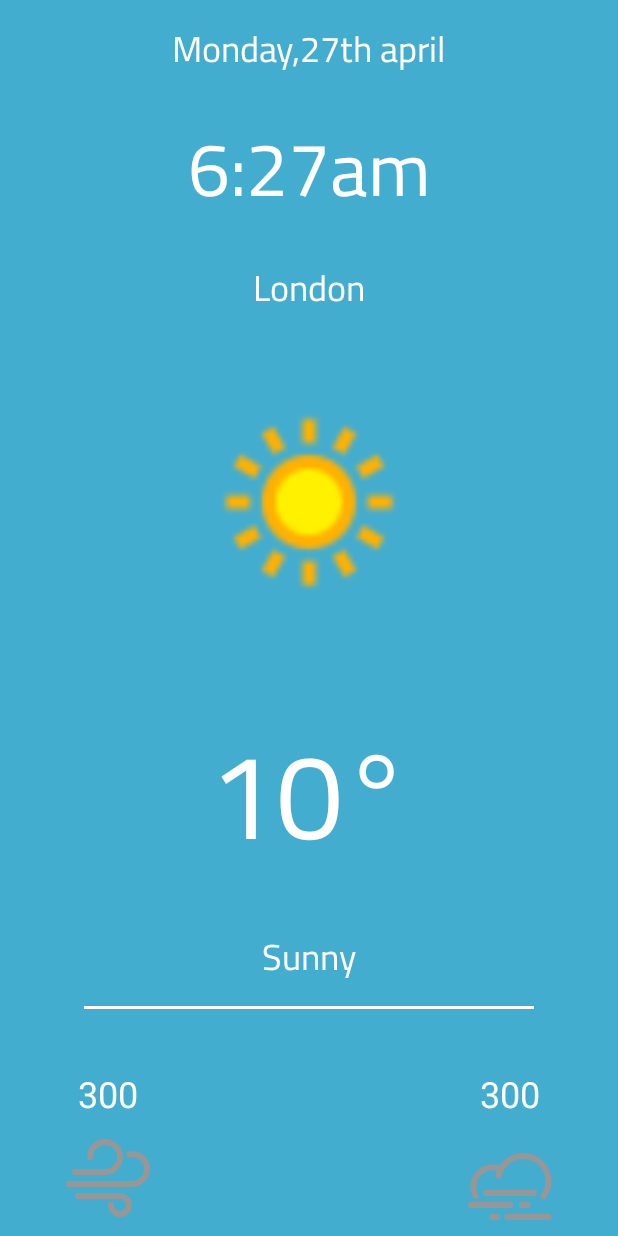
After one commit to chikhZE/Weather-app, an Android app: the Info screen opened directly, with no data from a screen before it, on a phone screen of 412 x 824 dp. The commit adds this screen. Run offline under Robolectric (Android 15) with nearby library versions, the phone set to English and light mode, and no system bars.

Commit message:
make the design

```diff
--- a/app/build.gradle.kts
+++ b/app/build.gradle.kts
@@ -6,7 +6,9 @@ plugins {
 android {
     namespace = "com.example.weathe"
     compileSdk = 35
-
+    buildFeatures {
+        viewBinding = true
+    }
     defaultConfig {
         applicationId = "com.example.weathe"
         minSdk = 30
@@ -42,6 +44,8 @@ dependencies {
     implementation(libs.material)
     implementation(libs.androidx.activity)
     implementation(libs.androidx.constraintlayout)
+    implementation("com.squareup.picasso:picasso:2.8")
+
     testImplementation(libs.junit)
     androidTestImplementation(libs.androidx.junit)
     androidTestImplementation(libs.androidx.espresso.core)
--- a/app/src/main/AndroidManifest.xml
+++ b/app/src/main/AndroidManifest.xml
@@ -13,6 +13,9 @@
         android:theme="@style/Theme.Weathe"
         tools:targetApi="31">
         <activity
+            android:name=".Info"
+            android:exported="false" />
+        <activity
             android:name=".MainActivity"
             android:exported="true">
             <intent-filter>
--- /dev/null
+++ b/app/src/main/java/com/example/weathe/Info.kt
@@ -0,0 +1,20 @@
+package com.example.weathe
+
+import android.os.Bundle
+import androidx.activity.enableEdgeToEdge
+import androidx.appcompat.app.AppCompatActivity
+import androidx.core.view.ViewCompat
+import androidx.core.view.WindowInsetsCompat
+
+class Info : AppCompatActivity() {
+    override fun onCreate(savedInstanceState: Bundle?) {
+        super.onCreate(savedInstanceState)
+        enableEdgeToEdge()
+        setContentView(R.layout.activity_info)
+        ViewCompat.setOnApplyWindowInsetsListener(findViewById(R.id.main)) { v, insets ->
+            val systemBars = insets.getInsets(WindowInsetsCompat.Type.systemBars())
+            v.setPadding(systemBars.left, systemBars.top, systemBars.right, systemBars.bottom)
+            insets
+        }
+    }
+}
--- a/app/src/main/java/com/example/weathe/MainActivity.kt
+++ b/app/src/main/java/com/example/weathe/MainActivity.kt
@@ -1,20 +1,23 @@
 package com.example.weathe
 
+import android.content.Intent
 import android.os.Bundle
 import androidx.activity.enableEdgeToEdge
 import androidx.appcompat.app.AppCompatActivity
 import androidx.core.view.ViewCompat
 import androidx.core.view.WindowInsetsCompat
+import com.example.weathe.databinding.ActivityMainBinding
 
 class MainActivity : AppCompatActivity() {
+    lateinit var binding : ActivityMainBinding
     override fun onCreate(savedInstanceState: Bundle?) {
         super.onCreate(savedInstanceState)
-        enableEdgeToEdge()
-        setContentView(R.layout.activity_main)
-        ViewCompat.setOnApplyWindowInsetsListener(findViewById(R.id.main)) { v, insets ->
-            val systemBars = insets.getInsets(WindowInsetsCompat.Type.systemBars())
-            v.setPadding(systemBars.left, systemBars.top, systemBars.right, systemBars.bottom)
-            insets
+        binding = ActivityMainBinding.inflate(layoutInflater)
+        val view = binding.root
+        setContentView(view)
+
+        binding.searchBtn.setOnClickListener {
+            startActivity(Intent(this,Info::class.java))
         }
     }
 }
--- /dev/null
+++ b/app/src/main/res/drawable/cloud.xml
@@ -0,0 +1,41 @@
+<vector xmlns:android="http://schemas.android.com/apk/res/android"
+    android:width="32dp"
+    android:height="32dp"
+    android:viewportWidth="32"
+    android:viewportHeight="32">
+  <path
+      android:pathData="M13.144,12.034C12.293,11.627 11.34,11.4 10.333,11.4C6.725,11.4 3.8,14.325 3.8,17.933C3.8,19.037 4.074,20.077 4.557,20.988"
+      android:strokeWidth="2"
+      android:fillColor="#00000000"
+      android:strokeColor="#979797"
+      android:fillType="evenOdd"
+      android:strokeLineCap="round"/>
+  <path
+      android:pathData="M27.128,21.107C28.183,19.703 28.808,17.958 28.808,16.067C28.808,11.427 25.047,7.667 20.408,7.667C16.385,7.667 13.022,10.495 12.2,14.271"
+      android:strokeWidth="2"
+      android:fillColor="#00000000"
+      android:strokeColor="#979797"
+      android:fillType="evenOdd"
+      android:strokeLineCap="round"/>
+  <path
+      android:pathData="M3,24L16.055,24M20,24L21.903,24"
+      android:strokeWidth="2"
+      android:fillColor="#00000000"
+      android:strokeColor="#979797"
+      android:fillType="evenOdd"
+      android:strokeLineCap="round"/>
+  <path
+      android:pathData="M8,20L24,20"
+      android:strokeWidth="2"
+      android:fillColor="#00000000"
+      android:strokeColor="#979797"
+      android:fillType="evenOdd"
+      android:strokeLineCap="round"/>
+  <path
+      android:pathData="M28.903,28L15.047,28M11.642,28L10,28"
+      android:strokeWidth="2"
+      android:fillColor="#00000000"
+      android:strokeColor="#979797"
+      android:fillType="evenOdd"
+      android:strokeLineCap="round"/>
+</vector>
--- /dev/null
+++ b/app/src/main/res/drawable/line.xml
@@ -0,0 +1,4 @@
+<?xml version="1.0" encoding="utf-8"?>
+<shape xmlns:android="http://schemas.android.com/apk/res/android">
+<solid android:color="#fff"></solid>
+</shape>
--- /dev/null
+++ b/app/src/main/res/drawable/wind.xml
@@ -0,0 +1,48 @@
+<vector xmlns:android="http://schemas.android.com/apk/res/android"
+    android:width="32dp"
+    android:height="32dp"
+    android:viewportWidth="32"
+    android:viewportHeight="32">
+  <path
+      android:pathData="M15,13C17.761,13 20,10.761 20,8C20,5.239 17.761,3 15,3C12.239,3 10,5.239 10,8"
+      android:strokeWidth="2"
+      android:fillColor="#00000000"
+      android:strokeColor="#979797"
+      android:fillType="evenOdd"
+      android:strokeLineCap="round"/>
+  <path
+      android:pathData="M5,13L15,13"
+      android:strokeWidth="2"
+      android:fillColor="#00000000"
+      android:strokeColor="#979797"
+      android:fillType="evenOdd"
+      android:strokeLineCap="round"/>
+  <path
+      android:pathData="M6,21L20,21"
+      android:strokeWidth="2"
+      android:fillColor="#00000000"
+      android:strokeColor="#979797"
+      android:fillType="evenOdd"
+      android:strokeLineCap="round"/>
+  <path
+      android:pathData="M17,24C17,25.657 18.343,27 20,27C21.657,27 23,25.657 23,24C23,22.343 21.657,21 20,21"
+      android:strokeWidth="2"
+      android:fillColor="#00000000"
+      android:strokeColor="#979797"
+      android:fillType="evenOdd"
+      android:strokeLineCap="round"/>
+  <path
+      android:pathData="M24,17C26.761,17 29,14.761 29,12C29,9.239 26.761,7 24,7C23.704,7 23.413,7.026 23.131,7.075"
+      android:strokeWidth="2"
+      android:fillColor="#00000000"
+      android:strokeColor="#979797"
+      android:fillType="evenOdd"
+      android:strokeLineCap="round"/>
+  <path
+      android:pathData="M3,17L24,17"
+      android:strokeWidth="2"
+      android:fillColor="#00000000"
+      android:strokeColor="#979797"
+      android:fillType="evenOdd"
+      android:strokeLineCap="round"/>
+</vector>
--- /dev/null
+++ b/app/src/main/res/layout/activity_info.xml
@@ -0,0 +1,156 @@
+<?xml version="1.0" encoding="utf-8"?>
+<androidx.constraintlayout.widget.ConstraintLayout xmlns:android="http://schemas.android.com/apk/res/android"
+    xmlns:app="http://schemas.android.com/apk/res-auto"
+    xmlns:tools="http://schemas.android.com/tools"
+    android:id="@+id/main"
+    android:layout_width="match_parent"
+    android:layout_height="match_parent"
+    android:background="@color/early"
+    android:padding="20dp"
+    tools:context=".MainActivity">
+
+    <LinearLayout
+        android:layout_width="match_parent"
+        android:layout_height="match_parent"
+        android:orientation="vertical"
+        app:layout_constraintBottom_toBottomOf="parent"
+        app:layout_constraintStart_toStartOf="parent"
+        app:layout_constraintTop_toTopOf="parent">
+
+        <androidx.constraintlayout.widget.ConstraintLayout
+            android:layout_width="match_parent"
+            android:layout_height="match_parent">
+
+            <TextView
+                android:id="@+id/textView2"
+                android:layout_width="wrap_content"
+                android:layout_height="wrap_content"
+                android:layout_marginTop="10dp"
+                android:fontFamily="@font/cairo"
+                android:text="Monday,27th april"
+                android:textColor="#fff"
+                android:textSize="24sp"
+                app:layout_constraintEnd_toEndOf="parent"
+                app:layout_constraintStart_toStartOf="parent"
+                app:layout_constraintTop_toTopOf="parent" />
+
+            <TextView
+                android:id="@+id/textView"
+                android:layout_width="wrap_content"
+                android:layout_height="wrap_content"
+                android:layout_marginTop="10dp"
+                android:fontFamily="@font/cairo"
+                android:text="6:27am"
+                android:textColor="#Fff"
+                android:textSize="50sp"
+                app:layout_constraintEnd_toEndOf="parent"
+                app:layout_constraintStart_toStartOf="parent"
+                app:layout_constraintTop_toBottomOf="@+id/textView2" />
+
+            <TextView
+                android:id="@+id/textView3"
+                android:layout_width="wrap_content"
+                android:layout_height="wrap_content"
+                android:layout_marginTop="10dp"
+                android:fontFamily="@font/cairo"
+                android:text="London"
+                android:textColor="#Fff"
+                android:textSize="24sp"
+                app:layout_constraintEnd_toEndOf="parent"
+                app:layout_constraintStart_toStartOf="parent"
+                app:layout_constraintTop_toBottomOf="@+id/textView" />
+
+            <ImageView
+                android:id="@+id/imageView"
+                android:layout_width="200dp"
+                android:layout_height="200dp"
+                android:layout_marginTop="20dp"
+                app:layout_constraintEnd_toEndOf="parent"
+                app:layout_constraintStart_toStartOf="parent"
+                app:layout_constraintTop_toBottomOf="@+id/textView3"
+                app:srcCompat="@drawable/test" />
+
+            <TextView
+                android:id="@+id/textView4"
+                android:layout_width="wrap_content"
+                android:layout_height="wrap_content"
+                android:layout_marginTop="20dp"
+                android:fontFamily="@font/cairo"
+                android:text="10°"
+                android:textColor="#Fff"
+                android:textSize="80sp"
+                app:layout_constraintEnd_toEndOf="parent"
+                app:layout_constraintStart_toStartOf="parent"
+                app:layout_constraintTop_toBottomOf="@+id/imageView" />
+
+            <TextView
+                android:id="@+id/textView5"
+                android:layout_width="wrap_content"
+                android:layout_height="wrap_content"
+                android:layout_marginTop="10dp"
+                android:fontFamily="@font/cairo"
+                android:text="Sunny"
+                android:textColor="#Fff"
+                android:textSize="24sp"
+                app:layout_constraintEnd_toEndOf="parent"
+                app:layout_constraintStart_toStartOf="parent"
+                app:layout_constraintTop_toBottomOf="@+id/textView4" />
+
+            <TextView
+                android:id="@+id/textView6"
+                android:layout_width="300dp"
+                android:layout_height="2dp"
+                android:layout_marginTop="10dp"
+                android:background="@drawable/line"
+                app:layout_constraintEnd_toEndOf="parent"
+                app:layout_constraintStart_toStartOf="parent"
+                app:layout_constraintTop_toBottomOf="@+id/textView5" />
+
+            <TextView
+                android:id="@+id/textView7"
+                android:layout_width="64dp"
+                android:layout_height="wrap_content"
+                android:layout_marginStart="40dp"
+                android:layout_marginTop="40dp"
+                android:gravity="center"
+                android:text="300"
+                android:textColor="#Fff"
+                android:textSize="24sp"
+                app:layout_constraintStart_toStartOf="parent"
+                app:layout_constraintTop_toBottomOf="@+id/textView6" />
+
+            <TextView
+                android:id="@+id/textView8"
+                android:layout_width="64dp"
+                android:layout_height="wrap_content"
+                android:layout_marginTop="40dp"
+                android:layout_marginEnd="40dp"
+                android:gravity="center"
+                android:text="300"
+                android:textColor="#Fff"
+                android:textSize="24sp"
+                app:layout_constraintEnd_toEndOf="parent"
+                app:layout_constraintTop_toBottomOf="@+id/textView6" />
+
+            <ImageView
+                android:id="@+id/imageView2"
+                android:layout_width="64dp"
+                android:layout_height="64dp"
+                android:layout_marginStart="40dp"
+                android:layout_marginTop="10dp"
+                app:layout_constraintStart_toStartOf="parent"
+                app:layout_constraintTop_toBottomOf="@+id/textView7"
+                app:srcCompat="@drawable/wind" />
+
+            <ImageView
+                android:id="@+id/imageView3"
+                android:layout_width="64dp"
+                android:layout_height="64dp"
+                android:layout_marginTop="10dp"
+                android:layout_marginEnd="40dp"
+                app:layout_constraintEnd_toEndOf="parent"
+                app:layout_constraintTop_toBottomOf="@+id/textView8"
+                app:srcCompat="@drawable/cloud" />
+        </androidx.constraintlayout.widget.ConstraintLayout>
+    </LinearLayout>
+</androidx.constraintlayout.widget.ConstraintLayout>
--- a/app/src/main/res/layout/activity_main.xml
+++ b/app/src/main/res/layout/activity_main.xml
@@ -5,15 +5,76 @@
     android:id="@+id/main"
     android:layout_width="match_parent"
     android:layout_height="match_parent"
-    tools:context=".MainActivity">
+    android:background="#Fff"
+    android:padding="20dp"
+    tools:context=".MainActivity" >
 
-    <TextView
-        android:layout_width="wrap_content"
-        android:layout_height="wrap_content"
-        android:text="Hello World!"
+    <androidx.constraintlayout.widget.ConstraintLayout
+        android:layout_width="match_parent"
+        android:layout_height="match_parent"
         app:layout_constraintBottom_toBottomOf="parent"
         app:layout_constraintEnd_toEndOf="parent"
         app:layout_constraintStart_toStartOf="parent"
-        app:layout_constraintTop_toTopOf="parent" />
+        app:layout_constraintTop_toTopOf="parent">
 
+        <androidx.cardview.widget.CardView
+            android:id="@+id/cardView"
+            android:layout_width="match_parent"
+            android:layout_height="wrap_content"
+            app:cardCornerRadius="6dp"
+            app:layout_constraintBottom_toBottomOf="parent"
+            app:layout_constraintStart_toStartOf="parent"
+            app:layout_constraintTop_toTopOf="parent">
+
+            <EditText
+                android:id="@+id/searchBar"
+                android:layout_width="match_parent"
+                android:layout_height="wrap_content"
+                android:background="#3D777777"
+                android:drawableStart="?android:attr/actionModeWebSearchDrawable"
+                android:drawablePadding="8dp"
+                android:hint="Search here"
+                android:inputType="text"
+                android:padding="10dp"
+                android:textColor="#000"
+                android:textSize="16sp" />
+
+
+        </androidx.cardview.widget.CardView>
+
+        <TextView
+            android:id="@+id/textView9"
+            android:layout_width="wrap_content"
+            android:layout_height="wrap_content"
+            android:fontFamily="@font/cairo"
+            android:text="Enter Your Location !"
+            android:textSize="32sp"
+            app:layout_constraintBottom_toTopOf="@+id/cardView"
+            app:layout_constraintEnd_toEndOf="parent"
+            app:layout_constraintStart_toStartOf="parent"
+            app:layout_constraintTop_toTopOf="parent"
+            app:layout_constraintVertical_bias="0.8" />
+
+        <androidx.cardview.widget.CardView
+            android:layout_width="100dp"
+            android:layout_height="50dp"
+            android:layout_marginTop="40dp"
+            app:cardBackgroundColor="@color/early"
+            app:cardCornerRadius="50dp"
+            app:cardElevation="0dp"
+            app:layout_constraintEnd_toEndOf="parent"
+            app:layout_constraintStart_toStartOf="parent"
+            app:layout_constraintTop_toBottomOf="@+id/cardView">
+
+            <TextView
+                android:id="@+id/search_btn"
+                android:layout_width="match_parent"
+                android:layout_height="match_parent"
+                android:gravity="center"
+                android:text="Search"
+                android:textColor="#Fff"
+                android:textSize="18sp" />
+        </androidx.cardview.widget.CardView>
+
+    </androidx.constraintlayout.widget.ConstraintLayout>
 </androidx.constraintlayout.widget.ConstraintLayout>
--- a/app/src/main/res/values/colors.xml
+++ b/app/src/main/res/values/colors.xml
@@ -2,4 +2,7 @@
 <resources>
     <color name="black">#FF000000</color>
     <color name="white">#FFFFFFFF</color>
+    <color name="early">#43adcf</color>
+    <color name="day">#f5be7c</color>
+    <color name="night">#354c72</color>
 </resources>
```
Also changed, not shown: app/src/main/res/drawable/test.webp (added), app/src/main/res/font/cairo.ttf (added).
